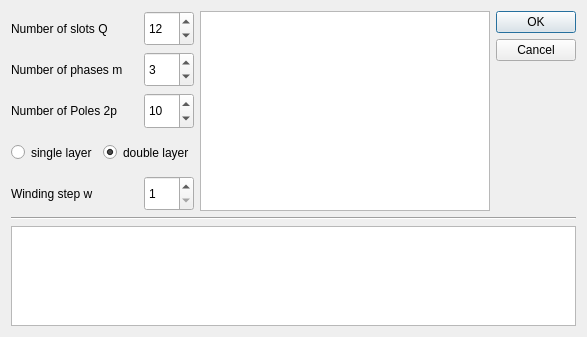
Qt form swat_em/ui/GenWinding2.ui (mjfwest/swat-em) before a commit.
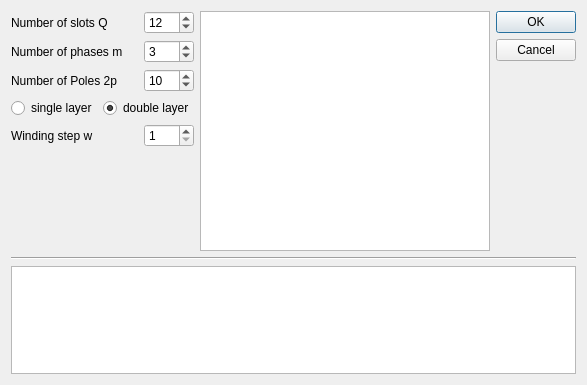
The same form after that commit. Icons and pictures are not drawn.

Patch:
```diff
--- a/swat_em/ui/GenWinding2.ui
+++ b/swat_em/ui/GenWinding2.ui
@@ -7,7 +7,7 @@
     <x>0</x>
     <y>0</y>
     <width>587</width>
-    <height>335</height>
+    <height>385</height>
    </rect>
   </property>
   <property name="windowTitle">
@@ -196,6 +196,19 @@
          </item>
         </layout>
        </item>
+       <item>
+        <spacer name="verticalSpacer">
+         <property name="orientation">
+          <enum>Qt::Vertical</enum>
+         </property>
+         <property name="sizeHint" stdset="0">
+          <size>
+           <width>20</width>
+           <height>40</height>
+          </size>
+         </property>
+        </spacer>
+       </item>
       </layout>
      </item>
      <item>
@@ -209,7 +222,7 @@
        <property name="minimumSize">
         <size>
          <width>180</width>
-         <height>200</height>
+         <height>240</height>
         </size>
        </property>
       </widget>
```
